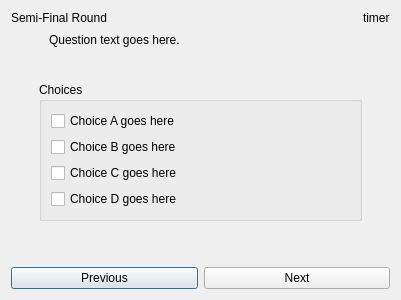
Before: the Qt Designer form src/client/semifinals.ui in trigger-happy/Cerberus, drawn with Qt 5.
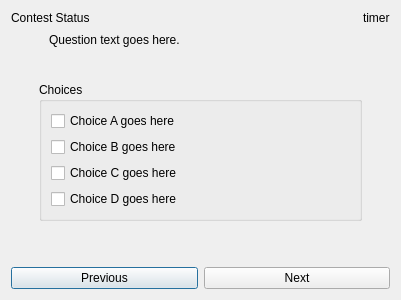
After: the same form once the commit is applied.

Commit message: Added timer for elims/semis, and added a contest_status label in the UIs

What changed in the file:
```diff
--- a/src/client/semifinals.ui
+++ b/src/client/semifinals.ui
@@ -165,7 +165,7 @@
    <item row="0" column="0">
     <widget class="QLabel" name="round_lbl">
      <property name="text">
-      <string>Semi-Final Round</string>
+      <string>Contest Status</string>
      </property>
     </widget>
    </item>
```
Left out of the diff: 6 changed lines with no effect on the pictures. The commit also changes 6 other files.
